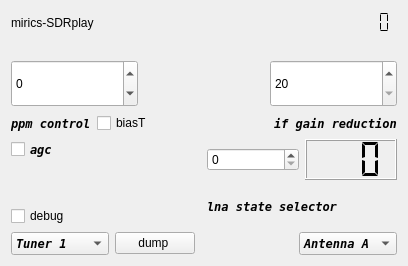
JvanKatwijk/qt-dab, file qt-devices/sdrplay-handler-v3/sdrplay-widget-v3.ui: the form before one commit.
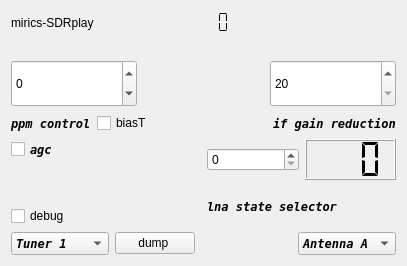
The form after the commit.

```diff
--- a/qt-devices/sdrplay-handler-v3/sdrplay-widget-v3.ui
+++ b/qt-devices/sdrplay-handler-v3/sdrplay-widget-v3.ui
@@ -6,7 +6,7 @@
    <rect>
     <x>0</x>
     <y>0</y>
-    <width>408</width>
+    <width>407</width>
     <height>266</height>
    </rect>
   </property>
@@ -29,19 +29,6 @@
        </property>
       </widget>
      </item>
-     <item>
-      <spacer name="horizontalSpacer_4">
-       <property name="orientation">
-        <enum>Qt::Horizontal</enum>
-       </property>
-       <property name="sizeHint" stdset="0">
-        <size>
-         <width>40</width>
-         <height>20</height>
-        </size>
-       </property>
-      </spacer>
-     </item>
      <item>
       <widget class="QLCDNumber" name="api_version">
        <property name="toolTip">
@@ -55,6 +42,13 @@
        </property>
       </widget>
      </item>
+     <item>
+      <widget class="QLabel" name="overloadLabel">
+       <property name="text">
+        <string/>
+       </property>
+      </widget>
+     </item>
     </layout>
    </item>
    <item>
```
